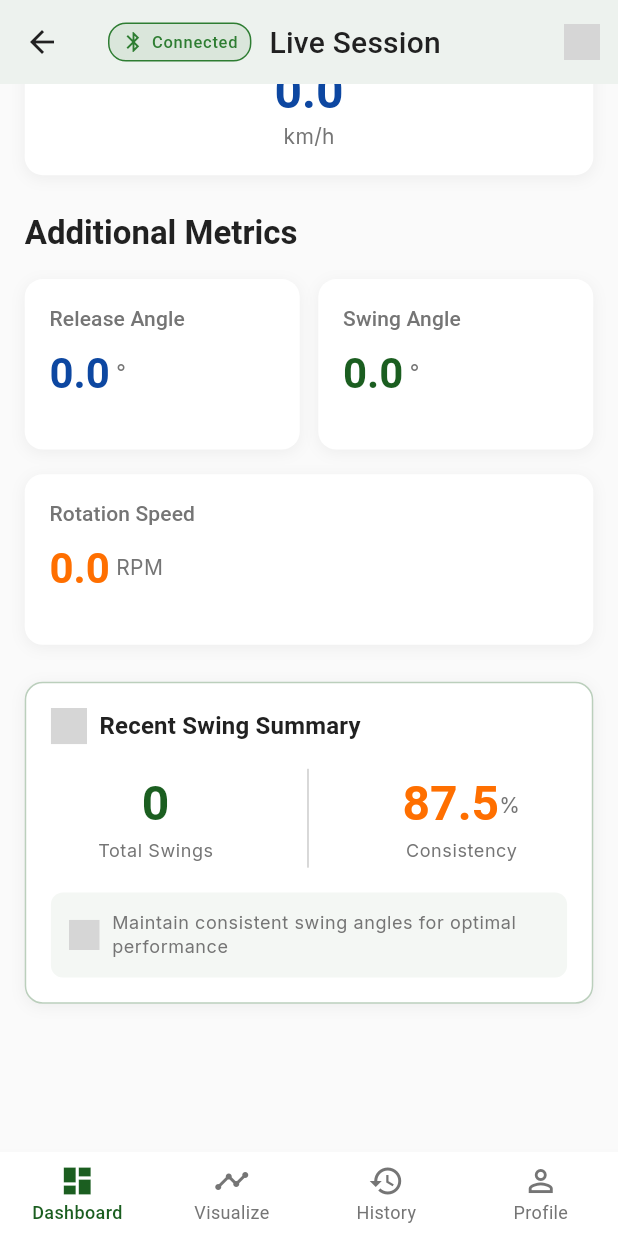
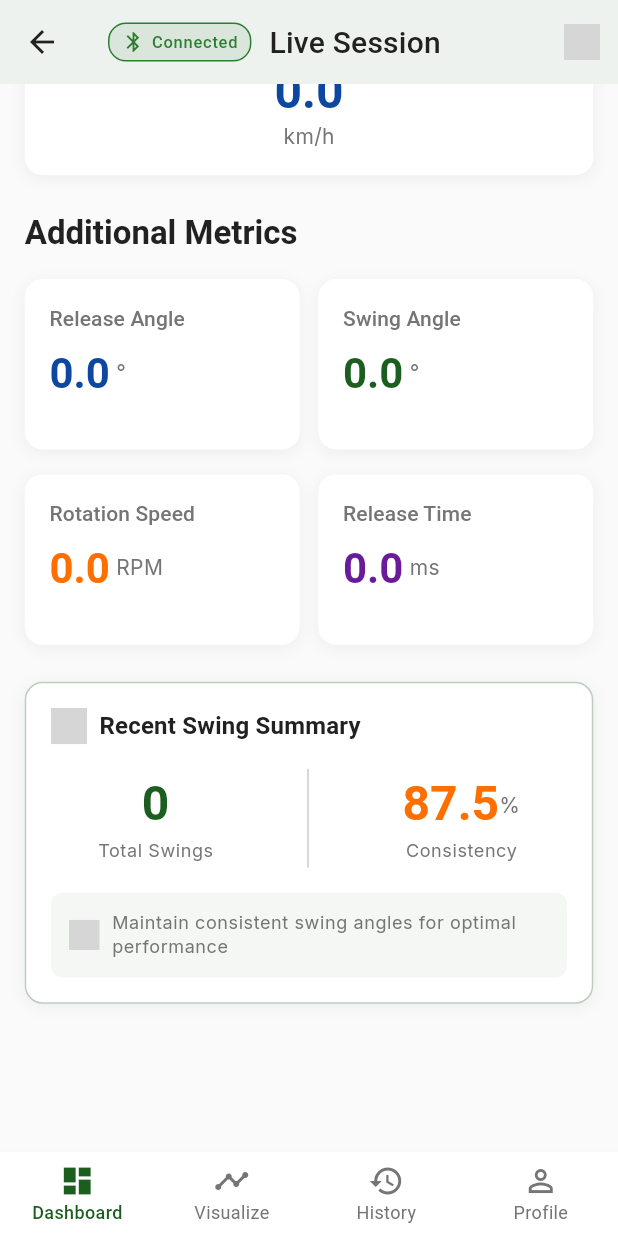
Before and after one commit to Nandhagopan10/Cricket-Tracker, a Flutter app: the LiveSessionDashboard screen opened by its route, scrolled down 1116 dp, on a phone screen of 412 x 824 dp. Run offline on Flutter 3.47's test engine with Material 3 defaults, Android fonts, the phone set to English and light mode, and no system bars; drawn by our look-alikes of syncfusion_flutter_gauges; our stand-ins replace cached_network_image, connectivity_plus, fl_chart, flutter_blue_plus, flutter_slidable, flutter_svg and 8 more; missing offline and left inert: universal_html; accounts and stored records are empty; network calls fail; grey boxes are pictures that could not be loaded.

Commit message:
release time card added

```diff
--- a/lib/presentation/live_session_dashboard/live_session_dashboard_initial_page.dart
+++ b/lib/presentation/live_session_dashboard/live_session_dashboard_initial_page.dart
@@ -41,10 +41,12 @@ class _LiveSessionDashboardInitialPageState
   double releaseAngle = 0.0;
   double swingAngle = 0.0;
   double rotationSpeed = 0.0;
+  double releaseTime = 0.0;
 
   List<double> batSpeedTrend = [];
   List<double> impactSpeedTrend = [];
   List<double> releaseVelocityTrend = [];
+  List<double> releaseTimeTrend = [];
 
   Timer? metricsUpdateTimer;
   StreamSubscription<TelemetryData>? _telemetrySub;
@@ -88,6 +90,7 @@ class _LiveSessionDashboardInitialPageState
           swingAngle = 42.0 + (DateTime.now().millisecondsSinceEpoch % 60) / 10;
           rotationSpeed =
               2800.0 + (DateTime.now().millisecondsSinceEpoch % 400);
+          releaseTime = 10.0 + (DateTime.now().millisecondsSinceEpoch % 50) / 2;
 
           batSpeedTrend.add(currentBatSpeed);
           impactSpeedTrend.add(currentImpactSpeed);
@@ -98,6 +101,8 @@ class _LiveSessionDashboardInitialPageState
           if (releaseVelocityTrend.length > 20) {
             releaseVelocityTrend.removeAt(0);
           }
+          releaseTimeTrend.add(releaseTime);
+          if (releaseTimeTrend.length > 20) releaseTimeTrend.removeAt(0);
 
           packetUpdateRate =
               55.0 + (DateTime.now().millisecondsSinceEpoch % 80) / 10;
@@ -127,6 +132,8 @@ class _LiveSessionDashboardInitialPageState
             swingAngle = t.swingAngle;
             rotationSpeed = t.rotationSpeed;
 
+            // releaseTime is not provided by telemetry currently; keep simulated value
+
             batSpeedTrend.add(currentBatSpeed);
             impactSpeedTrend.add(currentImpactSpeed);
             releaseVelocityTrend.add(currentReleaseVelocity);
@@ -135,6 +142,7 @@ class _LiveSessionDashboardInitialPageState
             if (impactSpeedTrend.length > 20) impactSpeedTrend.removeAt(0);
             if (releaseVelocityTrend.length > 20)
               releaseVelocityTrend.removeAt(0);
+            if (releaseTimeTrend.length > 20) releaseTimeTrend.removeAt(0);
           });
         });
 
@@ -394,12 +402,28 @@ class _LiveSessionDashboardInitialPageState
                     ),
                     SizedBox(height: 2.h),
 
-                    MetricCardWidget(
-                      title: 'Rotation Speed',
-                      value: rotationSpeed,
-                      unit: 'RPM',
-                      trendData: impactSpeedTrend,
-                      color: const Color(0xFFFF6F00),
+                    Row(
+                      children: [
+                        Expanded(
+                          child: MetricCardWidget(
+                            title: 'Rotation Speed',
+                            value: rotationSpeed,
+                            unit: 'RPM',
+                            trendData: impactSpeedTrend,
+                            color: const Color(0xFFFF6F00),
+                          ),
+                        ),
+                        SizedBox(width: 3.w),
+                        Expanded(
+                          child: MetricCardWidget(
+                            title: 'Release Time',
+                            value: releaseTime,
+                            unit: 'ms',
+                            trendData: releaseTimeTrend,
+                            color: const Color(0xFF6A1B9A),
+                          ),
+                        ),
+                      ],
                     ),
                     SizedBox(height: 3.h),
 
```
